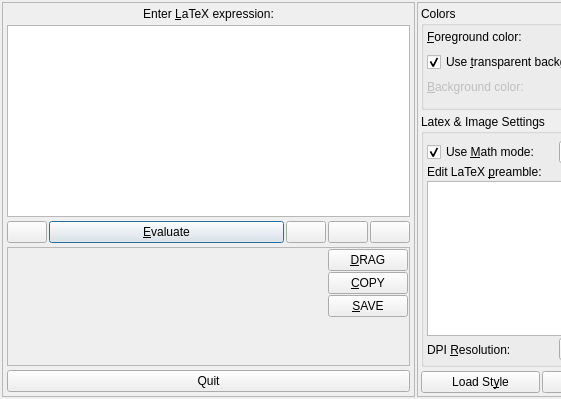
Old version of the form src/klfmainwinui.ui in the repository CryFeiFei/klatexformula; both pictures show x 0 to 561 and y 0 to 399 of the 831 by 399 pixel window.
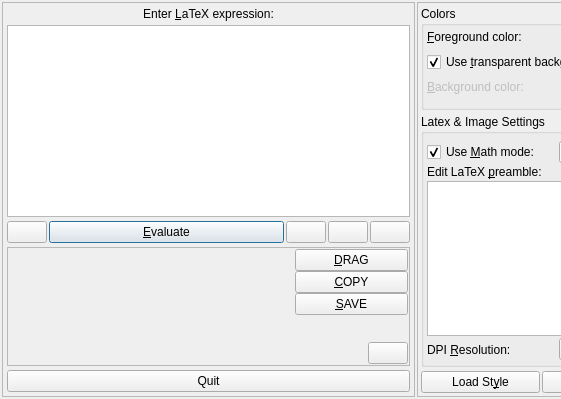
New version of the form. Icons and pictures are not drawn. Custom widgets are drawn as their Qt base class.

Patch:
```diff
--- a/src/klfmainwinui.ui
+++ b/src/klfmainwinui.ui
@@ -244,7 +244,7 @@
           <number>6</number>
          </property>
          <property name="verticalSpacing">
-          <number>1</number>
+          <number>0</number>
          </property>
          <property name="margin">
           <number>1</number>
@@ -293,12 +293,12 @@
            <property name="sizeHint" stdset="0">
             <size>
              <width>20</width>
-             <height>40</height>
+             <height>5</height>
             </size>
            </property>
           </spacer>
          </item>
-         <item row="0" column="0" rowspan="4">
+         <item row="0" column="0" rowspan="5">
           <widget class="KLFDisplayLabel" name="lblOutput">
            <property name="sizePolicy">
             <sizepolicy hsizetype="Expanding" vsizetype="Preferred">
@@ -335,6 +335,51 @@
            </property>
           </widget>
          </item>
+         <item row="4" column="1">
+          <widget class="QWidget" name="wForBigPreviewButton" native="true">
+           <layout class="QHBoxLayout" name="horizontalLayout">
+            <property name="spacing">
+             <number>0</number>
+            </property>
+            <property name="margin">
+             <number>0</number>
+            </property>
+            <item>
+             <spacer name="spcPreviewButton">
+              <property name="orientation">
+               <enum>Qt::Horizontal</enum>
+              </property>
+              <property name="sizeHint" stdset="0">
+               <size>
+                <width>41</width>
+                <height>20</height>
+               </size>
+              </property>
+             </spacer>
+            </item>
+            <item>
+             <widget class="QPushButton" name="btnShowBigPreview">
+              <property name="sizePolicy">
+               <sizepolicy hsizetype="Fixed" vsizetype="Fixed">
+                <horstretch>0</horstretch>
+                <verstretch>0</verstretch>
+               </sizepolicy>
+              </property>
+              <property name="toolTip">
+               <string>&lt;p style=&quot;white-space: pre&quot;&gt;Show a larger preview [&lt;strong&gt;F2&lt;/strong&gt;]&lt;/p&gt;</string>
+              </property>
+              <property name="text">
+               <string/>
+              </property>
+              <property name="icon">
+               <iconset resource="klfres.qrc">
+                <normaloff>:/pics/showpreview.png</normaloff>:/pics/showpreview.png</iconset>
+              </property>
+             </widget>
+            </item>
+           </layout>
+          </widget>
+         </item>
         </layout>
        </widget>
       </item>
```
Left out of the diff: 11 changed lines with no effect on the pictures.
